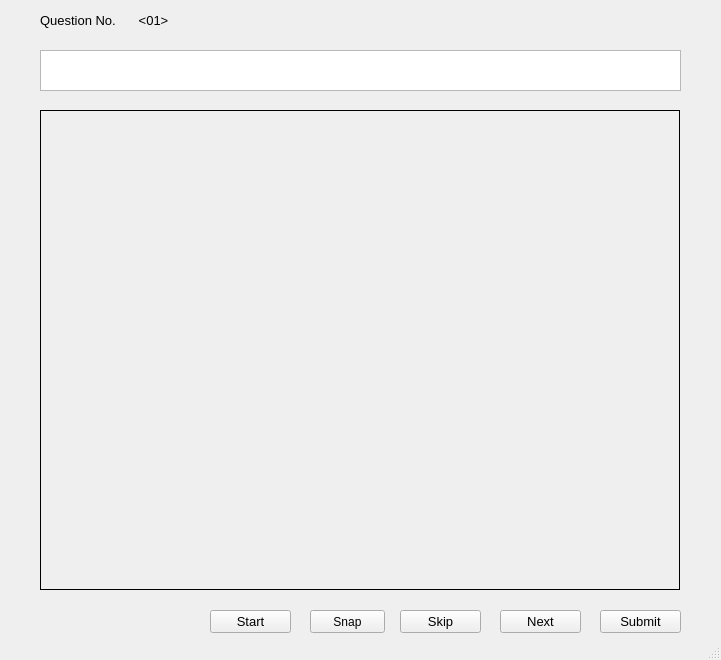
Nifra514/keras-cnn, file UI/exam.ui: the form before one commit.
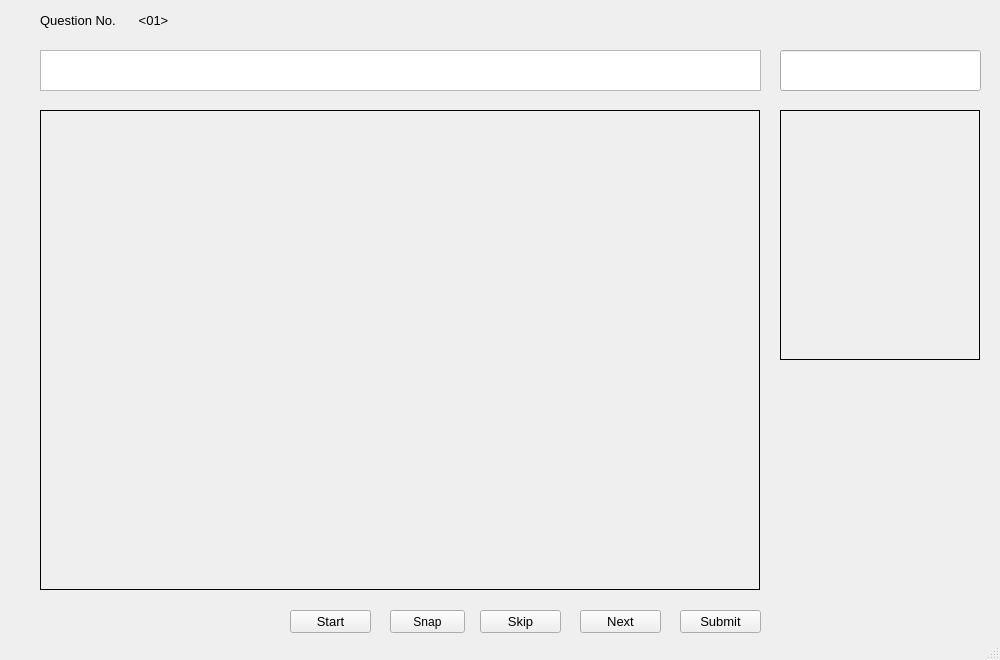
The form after the commit. Icons and pictures are not drawn.

Patch:
```diff
--- a/UI/exam.ui
+++ b/UI/exam.ui
@@ -6,7 +6,7 @@
    <rect>
     <x>0</x>
     <y>0</y>
-    <width>721</width>
+    <width>1000</width>
     <height>660</height>
    </rect>
   </property>
@@ -60,7 +60,7 @@
    <widget class="QLabel" name="lbl_time">
     <property name="geometry">
      <rect>
-      <x>620</x>
+      <x>700</x>
       <y>10</y>
       <width>61</width>
       <height>21</height>
@@ -83,7 +83,7 @@
      <rect>
       <x>40</x>
       <y>50</y>
-      <width>641</width>
+      <width>721</width>
       <height>41</height>
      </rect>
     </property>
@@ -91,7 +91,7 @@
    <widget class="QPushButton" name="btn_start">
     <property name="geometry">
      <rect>
-      <x>210</x>
+      <x>290</x>
       <y>610</y>
       <width>81</width>
       <height>23</height>
@@ -109,7 +109,7 @@
    <widget class="QPushButton" name="btn_skip">
     <property name="geometry">
      <rect>
-      <x>400</x>
+      <x>480</x>
       <y>610</y>
       <width>81</width>
       <height>23</height>
@@ -127,7 +127,7 @@
    <widget class="QPushButton" name="btn_nxt">
     <property name="geometry">
      <rect>
-      <x>500</x>
+      <x>580</x>
       <y>610</y>
       <width>81</width>
       <height>23</height>
@@ -145,7 +145,7 @@
    <widget class="QPushButton" name="btn_Submit">
     <property name="geometry">
      <rect>
-      <x>600</x>
+      <x>680</x>
       <y>610</y>
       <width>81</width>
       <height>23</height>
@@ -163,7 +163,7 @@
    <widget class="QLabel" name="lbl_date">
     <property name="geometry">
      <rect>
-      <x>480</x>
+      <x>560</x>
       <y>10</y>
       <width>121</width>
       <height>21</height>
@@ -179,7 +179,7 @@
    <widget class="QPushButton" name="btn_snap">
     <property name="geometry">
      <rect>
-      <x>310</x>
+      <x>390</x>
       <y>610</y>
       <width>75</width>
       <height>23</height>
@@ -194,7 +194,7 @@
      <rect>
       <x>40</x>
       <y>110</y>
-      <width>640</width>
+      <width>720</width>
       <height>480</height>
      </rect>
     </property>
@@ -205,6 +205,48 @@
      <string/>
     </property>
    </widget>
+   <widget class="QLineEdit" name="txt_ans_stat">
+    <property name="geometry">
+     <rect>
+      <x>780</x>
+      <y>50</y>
+      <width>201</width>
+      <height>41</height>
+     </rect>
+    </property>
+   </widget>
+   <widget class="QLabel" name="lbl_img_snap">
+    <property name="geometry">
+     <rect>
+      <x>780</x>
+      <y>110</y>
+      <width>200</width>
+      <height>250</height>
+     </rect>
+    </property>
+    <property name="frameShape">
+     <enum>QFrame::Box</enum>
+    </property>
+    <property name="text">
+     <string/>
+    </property>
+   </widget>
+   <widget class="QLabel" name="lbl_ans">
+    <property name="geometry">
+     <rect>
+      <x>780</x>
+      <y>380</y>
+      <width>201</width>
+      <height>41</height>
+     </rect>
+    </property>
+    <property name="text">
+     <string>&lt;ans&gt;</string>
+    </property>
+    <property name="alignment">
+     <set>Qt::AlignCenter</set>
+    </property>
+   </widget>
   </widget>
   <widget class="QStatusBar" name="statusbar"/>
  </widget>
```
Left out of the diff: 4 changed lines with no effect on the pictures.
